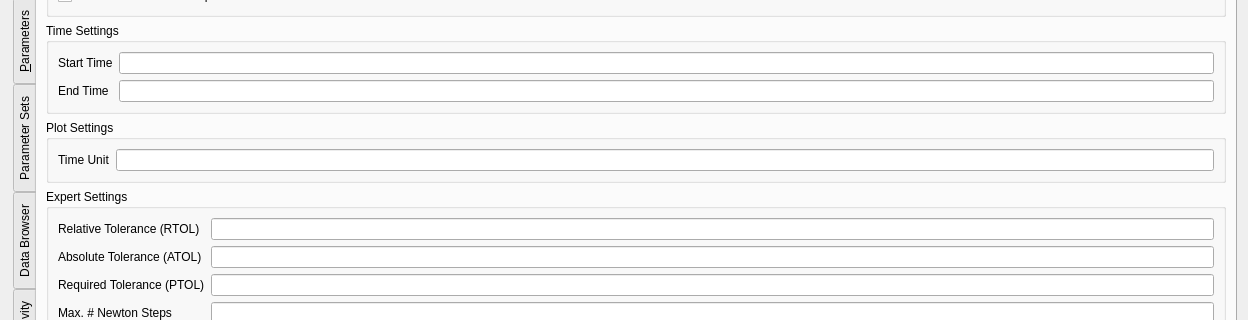
Qt form src/simulationworkbench/simulationworkbench_v5.ui (CSB-at-ZIB/BioPARKIN) before a commit; both pictures show x 0 to 1248 and y 148 to 468 of the 1248 by 842 pixel window.
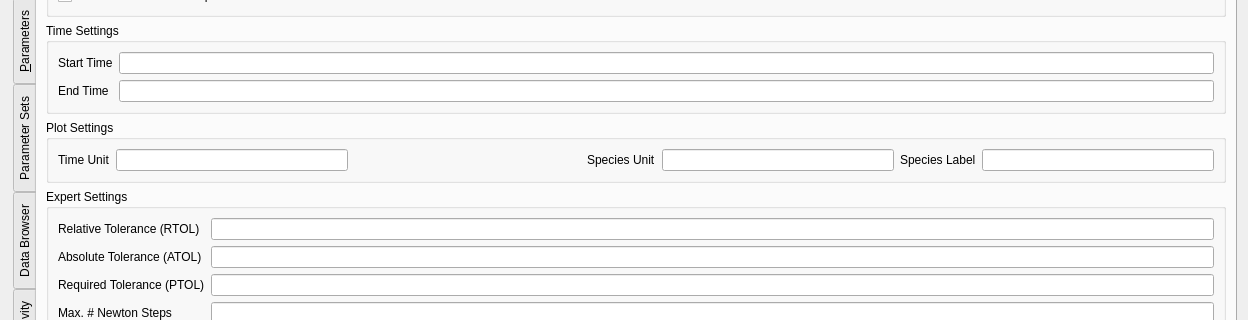
The same form after that commit.

Commit message:
Added y-axis (i.e. species) labelling to UI
  Additionally, increased the fontsize (for figures in publications, e.g.)
  of the plotwidget.

```diff
--- a/src/simulationworkbench/simulationworkbench_v5.ui
+++ b/src/simulationworkbench/simulationworkbench_v5.ui
@@ -205,6 +205,39 @@
               </property>
              </widget>
             </item>
+            <item>
+             <spacer name="horizontalSpacer_12">
+              <property name="orientation">
+               <enum>Qt::Horizontal</enum>
+              </property>
+              <property name="sizeHint" stdset="0">
+               <size>
+                <width>40</width>
+                <height>20</height>
+               </size>
+              </property>
+             </spacer>
+            </item>
+            <item>
+             <widget class="QLabel" name="labelSpeciesUnit">
+              <property name="text">
+               <string>Species Unit</string>
+              </property>
+             </widget>
+            </item>
+            <item>
+             <widget class="QLineEdit" name="lineEditSpeciesUnit"/>
+            </item>
+            <item>
+             <widget class="QLabel" name="labelSpeciesLabel">
+              <property name="text">
+               <string>Species Label</string>
+              </property>
+             </widget>
+            </item>
+            <item>
+             <widget class="QLineEdit" name="lineEditSpeciesLabel"/>
+            </item>
            </layout>
           </item>
          </layout>
```
The commit also changes 5 other files.
